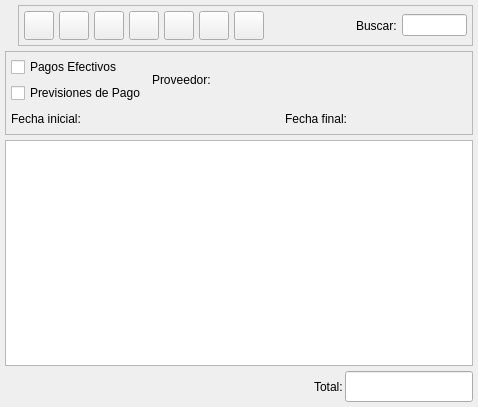
First picture: the form in bulmages/bulmafact/src/pagoslistbase.ui, repository eboladev/Bulmages-1, before the edit.
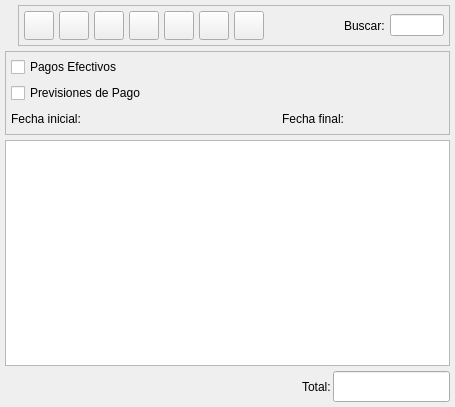
Second picture: the form after the edit. Icons and pictures are not drawn. Custom widgets are drawn as their Qt base class.

```diff
--- a/bulmages/bulmafact/src/pagoslistbase.ui
+++ b/bulmages/bulmafact/src/pagoslistbase.ui
@@ -321,13 +321,6 @@
           </property>
          </spacer>
         </item>
-        <item>
-         <widget class="QLabel" name="textLabel1_2" >
-          <property name="text" >
-           <string>Proveedor:</string>
-          </property>
-         </widget>
-        </item>
         <item>
          <widget class="BusquedaProveedor" native="1" name="m_proveedor" >
           <property name="minimumSize" >
```
